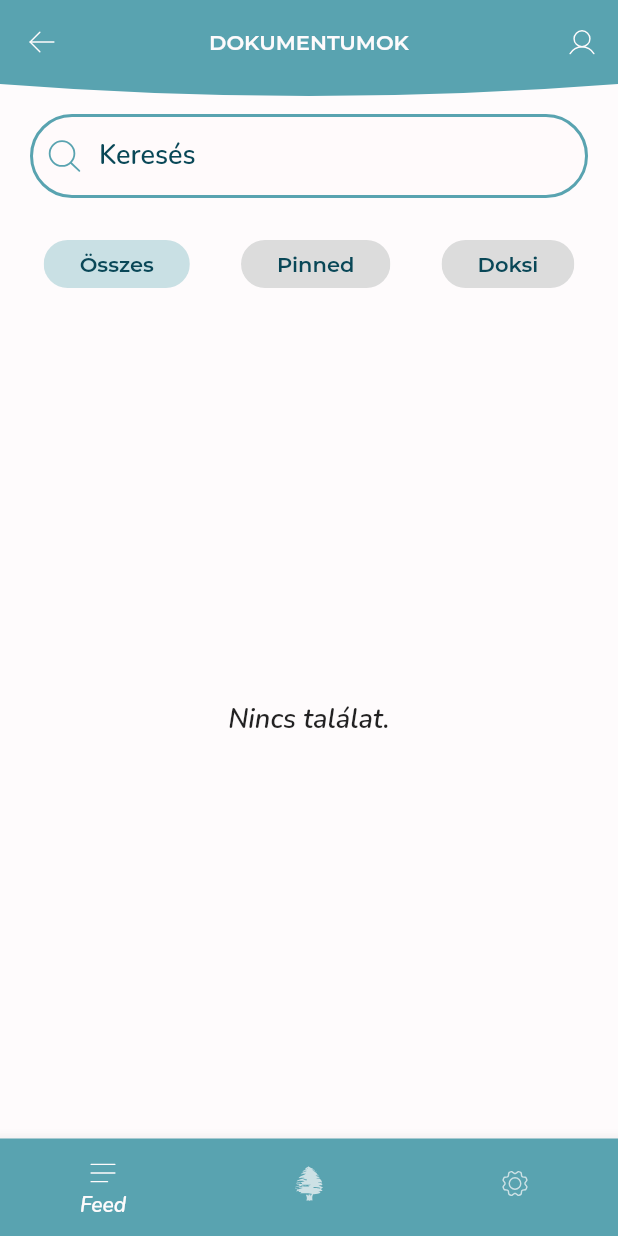
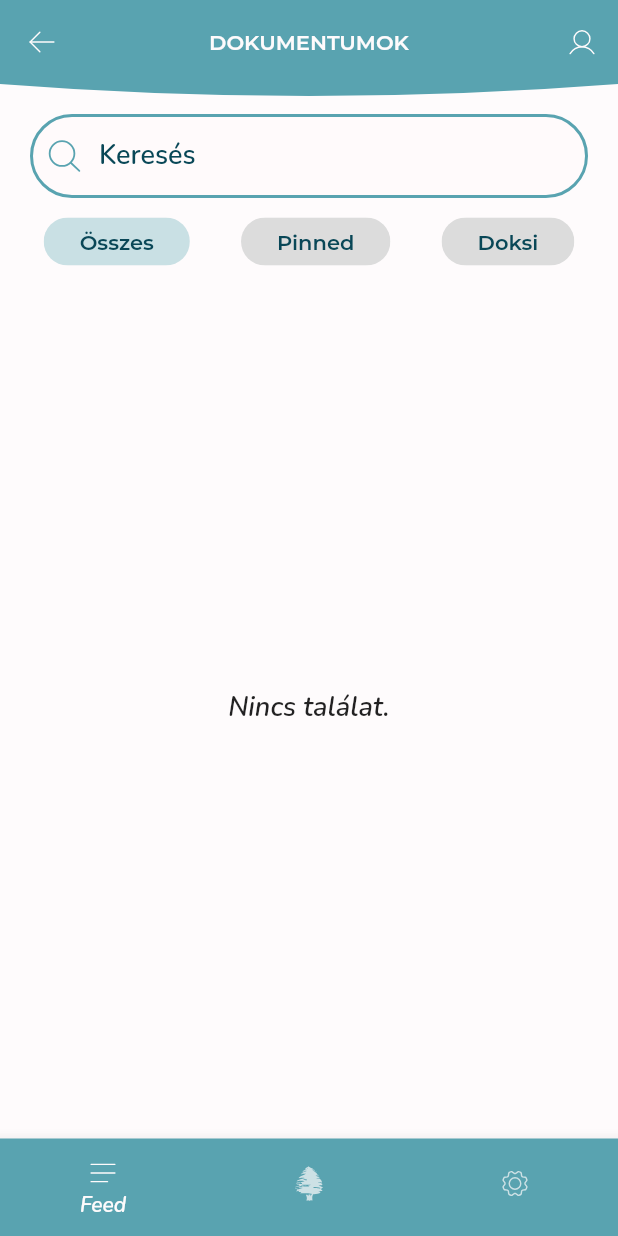
Before and after one commit to gaoypChina/szikapp, a Flutter app: the DocumentsListView screen opened directly with empty values, on a phone screen of 412 x 824 dp. Run offline on Flutter 3.47's test engine with Material 2 defaults, Android fonts, the phone set to English and light mode, and no system bars; our stand-ins replace connectivity_plus, dropdown_search, easy_localization, firebase_analytics, firebase_auth, firebase_core and 10 more; missing offline and left inert: toggle_list; accounts and stored records are empty; project files that could hold a hidden picture were left out.

Commit message:
Searchbar kinézeti hotfix

```diff
--- a/lib/components/search_bar.dart
+++ b/lib/components/search_bar.dart
@@ -51,7 +51,12 @@ class _CustomSearchBarState extends State<CustomSearchBar>
   Widget build(BuildContext context) {
     var theme = Theme.of(context);
     return Padding(
-      padding: const EdgeInsets.all(kPaddingLarge),
+      padding: const EdgeInsets.fromLTRB(
+        kPaddingLarge,
+        kPaddingLarge,
+        kPaddingLarge,
+        kPaddingSmall,
+      ),
       child: Column(
         children: [
           SearchBar(
--- a/pubspec.yaml
+++ b/pubspec.yaml
@@ -2,7 +2,7 @@ name: szikapp
 description: Awesome application for doing business in da SZIK.
 
 publish_to: 'none' # Remove this line if you wish to publish to pub.dev
-version: 2.0.3+362
+version: 2.0.3+363
 
 environment:
   sdk: ">=3.0.0 <4.0.0"
```
